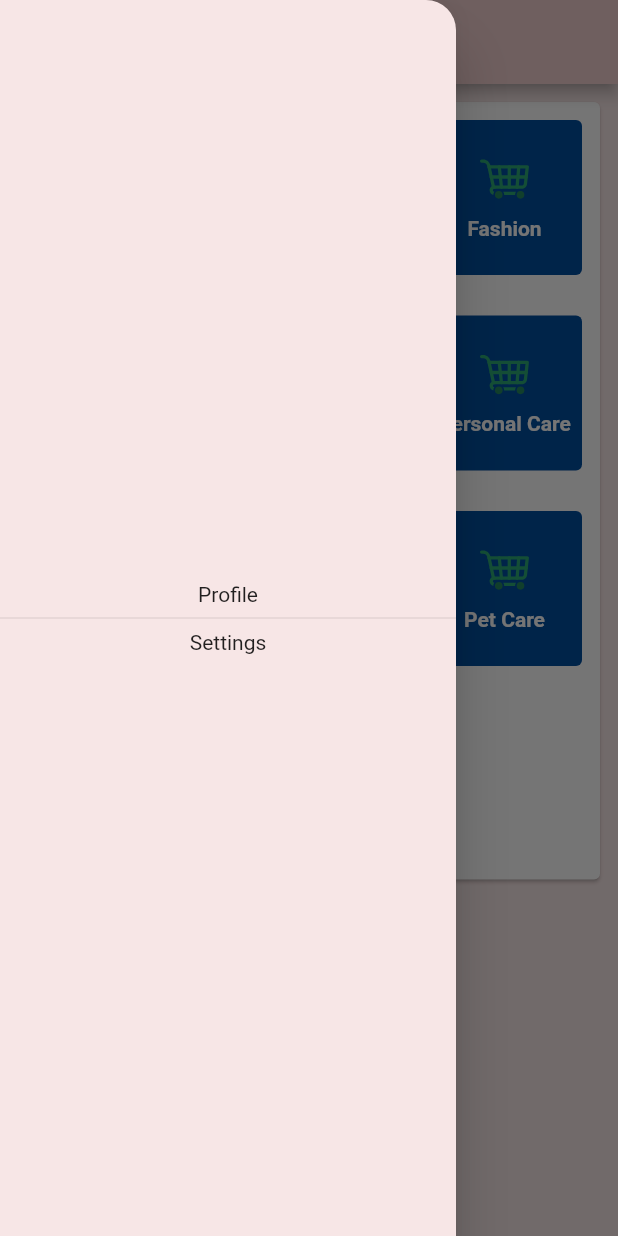
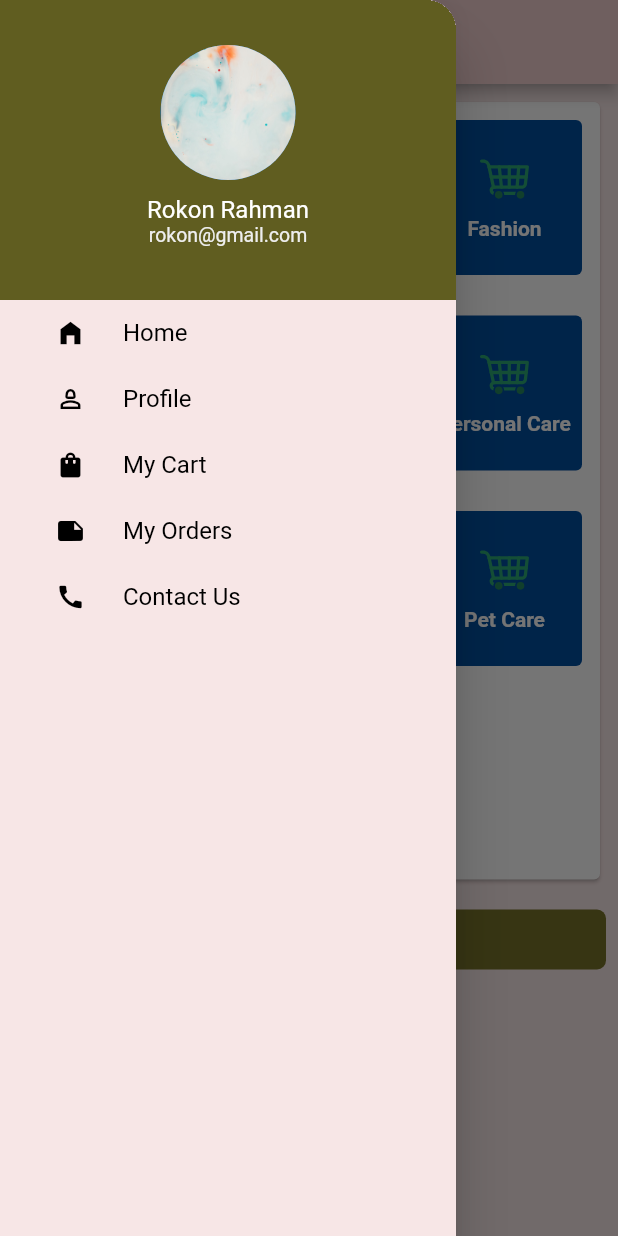
Before and after one commit to Rokon-556/e_commece_app_ui, a Flutter app: the screen it shows after launch, with the side drawer open, on a phone screen of 412 x 824 dp. Run offline on Flutter 3.47's test engine with Material 2 defaults, Android fonts, the phone set to English and light mode, and no system bars; our stand-ins replace cached_network_image, connectivity_plus, flutter_svg.

Commit message:
Adding drawer

```diff
--- a/lib/main.dart
+++ b/lib/main.dart
@@ -34,14 +34,17 @@ class MyApp extends StatelessWidget {
         ),
         scaffoldBackgroundColor: const Color(0xfff7e6e6),
       ),
-      home: const NoInternetPage(),
+      home: const HomePage(),
       routes: {
+        HomePage.routeName: ((context) => const HomePage()),
         ConfirmationPage.routeName: ((context) => const ConfirmationPage()),
         DealsPage.routeName: ((context) => const DealsPage()),
         MyCartPage.routeName: ((context) => const MyCartPage()),
         MyOrdersPage.routeName: ((context) => const MyOrdersPage()),
         OurProductsPage.routeName: ((context) => const OurProductsPage()),
         Profile.routeName: ((context) => const Profile()),
+        NoInternetPage.routeName: ((context) => const NoInternetPage()),
+        HelpCenterPage.routeName: ((context) => const HelpCenterPage()),
       },
     );
   }
--- /dev/null
+++ b/lib/models/drawer_item.dart
@@ -0,0 +1,11 @@
+import 'package:flutter/material.dart';
+
+class DrawerItem {
+  final int id;
+  final String title;
+  final IconData icon;
+  final bool isSelected;
+
+  DrawerItem(
+      {required this.title, required this.icon, required this.isSelected,required this.id});
+}
--- a/lib/pages/help_center_page.dart
+++ b/lib/pages/help_center_page.dart
@@ -4,6 +4,7 @@ import '../widgets/contact_us_tab.dart';
 import '../widgets/faq_tab.dart';
 
 class HelpCenterPage extends StatelessWidget {
+  static const routeName = '/help-center';
   const HelpCenterPage({super.key});
 
   @override
--- a/lib/pages/home_page.dart
+++ b/lib/pages/home_page.dart
@@ -1,12 +1,19 @@
 import 'dart:async';
 
-import 'package:connectivity_plus/connectivity_plus.dart';
 import 'package:ecommerce_pages/models/homepage_menu_item.dart';
+import 'package:ecommerce_pages/pages/deals_page.dart';
+import 'package:ecommerce_pages/pages/help_center_page.dart';
+import 'package:ecommerce_pages/pages/my_cart_page.dart';
+import 'package:ecommerce_pages/pages/my_orders_page.dart';
 import 'package:ecommerce_pages/pages/no_internet_page.dart';
 import 'package:ecommerce_pages/pages/our_products_page.dart';
 import 'package:ecommerce_pages/pages/profile_page.dart';
+import 'package:ecommerce_pages/widgets/custom_button.dart';
 import 'package:ecommerce_pages/widgets/home_page_menu_item_view.dart';
 import 'package:flutter/material.dart';
+
+import '../models/drawer_item.dart';
+import '../widgets/drawer_heading.dart';
 
 class HomePage extends StatefulWidget {
   static const routeName = '/home-page';
@@ -23,30 +30,46 @@ class _HomePageState extends State<HomePage> {
   bool isAlertSet = false;
 
   @override
-  // void initState() {
-  //   super.initState();
-  //   getConnectivity();
-  // }
-
-  // getConnectivity() =>
-  //     subscription = Connectivity().onConnectivityChanged.listen((event) async {
-  //       isDeviceConnected = await InternetConnectionChecker().hasConnection;
-  //       if (!isDeviceConnected && isAlertSet == false) {
-  //         const NoInternetPage();
-  //         setState(() {
-  //           isAlertSet = true;
-  //         });
-  //       }
-  //     });
-
-  // @override
-  // void dispose() {
-  //   super.dispose();
-  //   subscription.cancel();
-  // }
+  void initState() {
+    // TODO: implement initState
+    super.initState();
+    const NoInternetPage();
+  }
 
   @override
   Widget build(BuildContext context) {
+    // int currentPage = 0;
+    // final bool changeBool = false;
+    var currentPage = HomePage.routeName;
+
+    final List<DrawerItem> drawer = [
+      DrawerItem(
+          id: 1,
+          title: 'Home',
+          icon: Icons.home_filled,
+          isSelected: currentPage == HomePage.routeName ? true : false),
+      DrawerItem(
+          id: 2,
+          title: 'Profile',
+          icon: Icons.person_2_outlined,
+          isSelected: currentPage == Profile.routeName ? true : false),
+      DrawerItem(
+          id: 3,
+          title: 'My Cart',
+          icon: Icons.shopping_bag,
+          isSelected: currentPage == MyCartPage.routeName ? true : false),
+      DrawerItem(
+          id: 4,
+          title: 'My Orders',
+          icon: Icons.note,
+          isSelected: currentPage == MyOrdersPage.routeName ? true : false),
+      DrawerItem(
+          id: 5,
+          title: 'Contact Us',
+          icon: Icons.call,
+          isSelected: currentPage == HelpCenterPage.routeName ? true : false),
+    ];
+
     final List<MenuItem> menuItems = [
       MenuItem(title: 'UnexMart', imgURL: 'assets/images/home_cart.svg'),
       MenuItem(title: 'OrganicMart', imgURL: 'assets/images/home_cart.svg'),
@@ -65,19 +88,26 @@ class _HomePageState extends State<HomePage> {
       drawer: Drawer(
         backgroundColor: Theme.of(context).scaffoldBackgroundColor,
         shape: const RoundedRectangleBorder(
-          borderRadius: BorderRadius.only(topRight: Radius.circular(20)),
+          borderRadius: BorderRadius.only(
+            topRight: Radius.circular(20),
           ),
-        child: Center(
+        ),
+        child: SingleChildScrollView(
           child: Column(
-            mainAxisAlignment: MainAxisAlignment.center,
+            mainAxisSize: MainAxisSize.min,
             children: [
-              InkWell(
-                  onTap: () {
-                    Navigator.of(context).pushNamed(Profile.routeName);
-                  },
-                  child: const Text('Profile')),
-              const Divider(),
-              const Text('Settings'),
+              const DrawerHeading(),
+              ListView.builder(
+                  shrinkWrap: true,
+                  itemCount: drawer.length,
+                  itemBuilder: (context, index) {
+                    return drawerItem(
+                      drawer[index].id,
+                      drawer[index].title,
+                      drawer[index].icon,
+                      drawer[index].isSelected,
+                    );
+                  })
             ],
           ),
         ),
@@ -103,7 +133,8 @@ class _HomePageState extends State<HomePage> {
                     return Padding(
                       padding: const EdgeInsets.all(8.0),
                       child: InkWell(
-                      borderRadius: const BorderRadius.all(Radius.circular(10)),
+                        borderRadius:
+                            const BorderRadius.all(Radius.circular(10)),
                         onTap: () {
                           Navigator.of(context).push(MaterialPageRoute(
                               builder: (context) => const OurProductsPage()));
@@ -121,9 +152,66 @@ class _HomePageState extends State<HomePage> {
                   physics: const NeverScrollableScrollPhysics(),
                 ),
               ),
+            ),
+            Padding(
+              padding: const EdgeInsets.all(8.0),
+              child: CustomButton(
+                  function: () {
+                    Navigator.of(context).pushNamed(DealsPage.routeName);
+                  },
+                  text: 'Deals for You',
+                  color: Color.fromARGB(255, 120, 116, 41),
+                  width: 150,
+                  fontSize: 25,
+                  height: 40),
+            ),
+          ],
+        ),
+      ),
+    );
+  }
+
+  Widget drawerItem(int id, String title, IconData icon, bool isSelected) {
+    return Material(
+      color: Colors.transparent,
+      // color: isSelected ? Colors.indigo[200] : Colors.transparent,
+      child: InkWell(
+        onTap: () {
+          Navigator.pop(context);
+          setState(
+            () {
+              if (id == 1) {
+                Navigator.of(context).pushNamed(HomePage.routeName);
+              } else if (id == 2) {
+                Navigator.of(context).pushNamed(Profile.routeName);
+              } else if (id == 3) {
+                Navigator.of(context).pushNamed(MyCartPage.routeName);
+              } else if (id == 4) {
+                Navigator.of(context).pushNamed(MyOrdersPage.routeName);
+              } else {
+                Navigator.of(context).pushNamed(HelpCenterPage.routeName);
+              }
+            },
+          );
+        },
+        child: Padding(
+          padding: const EdgeInsets.all(12),
+          child:
+              Row(mainAxisAlignment: MainAxisAlignment.spaceAround, children: [
+            Expanded(child: Icon(icon, color: Colors.black, size: 20)),
+            Expanded(
+              flex: 3,
+              child: Text(
+                title,
+                style: const TextStyle(
+                  color: Colors.black,
+                  fontSize: 16,
+                ),
+              ),
             )
-        ],
-      )),
+          ]),
+        ),
+      ),
     );
   }
 }
--- a/lib/pages/no_internet_page.dart
+++ b/lib/pages/no_internet_page.dart
@@ -4,6 +4,7 @@ import 'package:flutter/material.dart';
 import 'package:flutter_svg/flutter_svg.dart';
 
 class NoInternetPage extends StatelessWidget {
+  static const routeName = '/no-internet';
   const NoInternetPage({super.key});
 
   @override
--- a/lib/pages/product_details_page.dart
+++ b/lib/pages/product_details_page.dart
@@ -48,6 +48,13 @@ class _ProductDetailsPageState extends State<ProductDetailsPage> {
         curve: Curves.easeIn,
       );
     });
+  }
+
+  @override
+  void dispose() {
+    // TODO: implement dispose
+    super.dispose();
+    _pageController.dispose();
   }
 
   @override
--- /dev/null
+++ b/lib/widgets/drawer_heading.dart
@@ -0,0 +1,40 @@
+import 'package:flutter/material.dart';
+
+class DrawerHeading extends StatefulWidget {
+  const DrawerHeading({super.key});
+
+  @override
+  State<DrawerHeading> createState() => _DrawerHeadingState();
+}
+
+class _DrawerHeadingState extends State<DrawerHeading> {
+  @override
+  Widget build(BuildContext context) {
+    return Container(
+      color: Color.fromARGB(255, 96, 93, 32),
+      width: double.infinity,
+      height: 200,
+      padding: const EdgeInsets.only(top: 30),
+      child: Column(
+        // mainAxisAlignment: MainAxisAlignment.spaceAround,
+        children: [
+          const CircleAvatar(
+            backgroundImage: AssetImage('assets/images/splash.jpg'),
+            radius: 45,
+          ),
+          SizedBox(
+            height: 10,
+          ),
+          const Text(
+            'Rokon Rahman',
+            style: TextStyle(color: Colors.white, fontSize: 16),
+          ),
+          Text(
+            'rokon@gmail.com',
+            style: TextStyle(color: Colors.grey[200], fontSize: 13),
+          )
+        ],
+      ),
+    );
+  }
+}
```
Also changed, not shown: assets/images/splash.jpg (added). Lines whose indentation alone changed are shown as unchanged.
